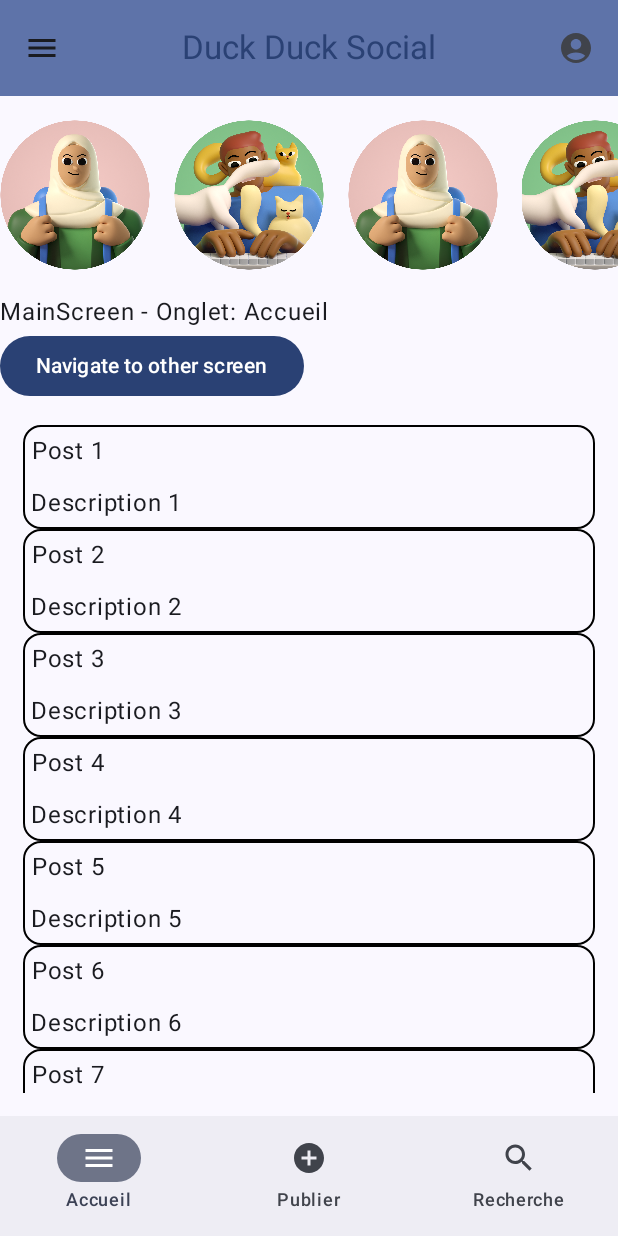
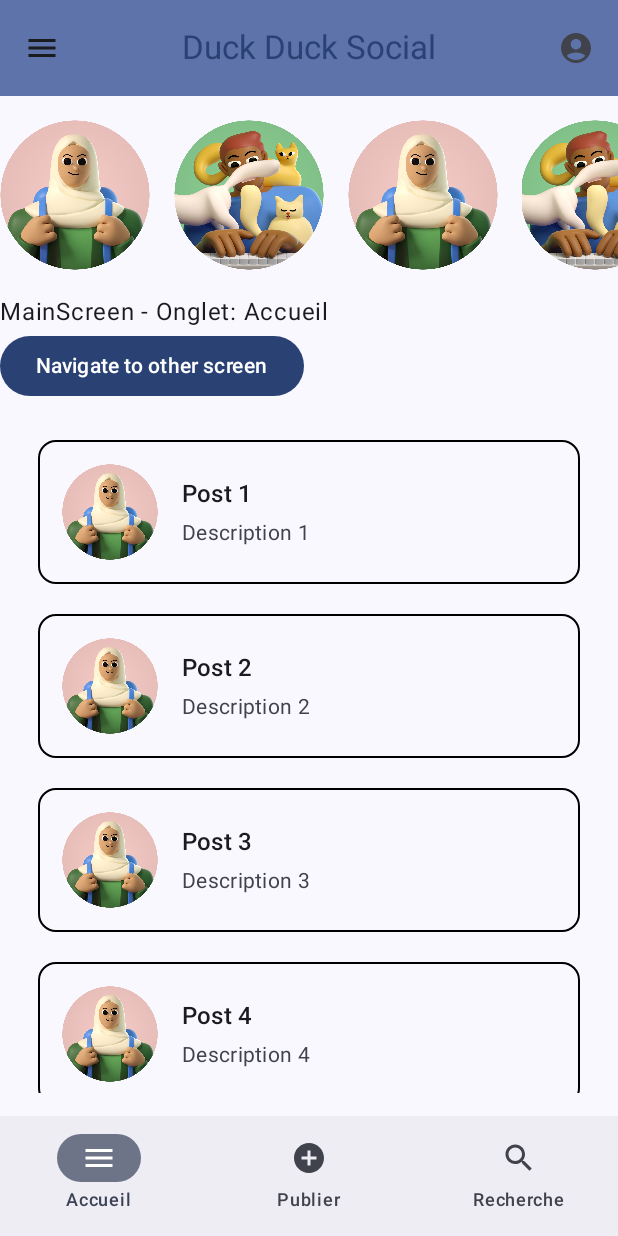
Before and after one commit to CPNV-ES/GUI2-TAB, an Android app built with Jetpack Compose: the screen it shows after launch (MainActivity), on a phone screen of 412 x 824 dp. Run offline under Robolectric (Android 15) with nearby library versions, the phone set to English and light mode, and no system bars.

Commit message:
Feat: Redesign post card layout with avatar and improved styling

```diff
--- a/app/src/main/java/ch/cnpv/gui2/ui/screen/MainScreen.kt
+++ b/app/src/main/java/ch/cnpv/gui2/ui/screen/MainScreen.kt
@@ -6,7 +6,9 @@ import androidx.compose.foundation.BorderStroke
 import androidx.compose.foundation.Image
 import androidx.compose.foundation.background
 import androidx.compose.foundation.border
+import androidx.compose.foundation.layout.Arrangement
 import androidx.compose.foundation.layout.Column
+import androidx.compose.foundation.layout.Row
 import androidx.compose.foundation.layout.fillMaxSize
 import androidx.compose.foundation.layout.fillMaxWidth
 import androidx.compose.foundation.layout.height
@@ -16,8 +18,10 @@ import androidx.compose.foundation.layout.wrapContentHeight
 import androidx.compose.foundation.layout.wrapContentSize
 import androidx.compose.foundation.lazy.LazyColumn
 import androidx.compose.foundation.lazy.items
+import androidx.compose.foundation.shape.CircleShape
 import androidx.compose.material.icons.Icons
 import androidx.compose.material.icons.filled.AccountCircle
+import androidx.compose.material.icons.filled.AddCircle
 import androidx.compose.material.icons.filled.Menu
 import androidx.compose.material.icons.filled.Search
 import androidx.compose.material.icons.outlined.AddCircle
@@ -44,8 +48,10 @@ import androidx.compose.runtime.remember
 import androidx.compose.runtime.setValue
 import androidx.compose.ui.Alignment
 import androidx.compose.ui.Modifier
+import androidx.compose.ui.draw.clip
 import androidx.compose.ui.graphics.Color
 import androidx.compose.ui.layout.ContentScale
+import androidx.compose.ui.layout.HorizontalAlignmentLine
 import androidx.compose.ui.res.painterResource
 import androidx.compose.ui.text.style.TextAlign
 import androidx.compose.ui.text.style.TextOverflow
@@ -174,23 +180,42 @@ fun OutlinedCardPost(items: List<Int>) {
                 border = BorderStroke(1.dp, Color.Black),
                 modifier = Modifier
                     .fillMaxWidth()
-
+                    .padding(10.dp)
             ) {
-                Text(
-                    text = "Post $item",
+                Row(
                     modifier = Modifier
-                        .padding(5.dp),
-                    textAlign = TextAlign.Center,
-                )
-                Text(
-                    text = "Description $item",
-                    modifier = Modifier
-                        .padding(5.dp),
-                    textAlign = TextAlign.Center,
-                )
+                        .fillMaxWidth()
+                        .padding(16.dp),
+                    verticalAlignment = Alignment.CenterVertically
+                ) {
+                    Image(
+                        painter = painterResource(R.drawable.profile1),
+                        contentDescription = "avatar",
+                        contentScale = ContentScale.Crop,
+                        modifier = Modifier
+                            .size(64.dp)
+                            .clip(CircleShape)
+                    )
+                    Column(
+                        modifier = Modifier
+                            .padding(start = 16.dp)
+                            .weight(1f),
+                        verticalArrangement = Arrangement.Center
+                    ) {
+                        Text(
+                            text = "Post $item",
+                            style = MaterialTheme.typography.titleMedium,
+                            modifier = Modifier.padding(bottom = 4.dp)
+                        )
+                        Text(
+                            text = "Description $item",
+                            style = MaterialTheme.typography.bodyMedium,
+                            color = MaterialTheme.colorScheme.onSurfaceVariant
+                        )
+                    }
+                }
             }
         }
-
     }
 }
 
```
